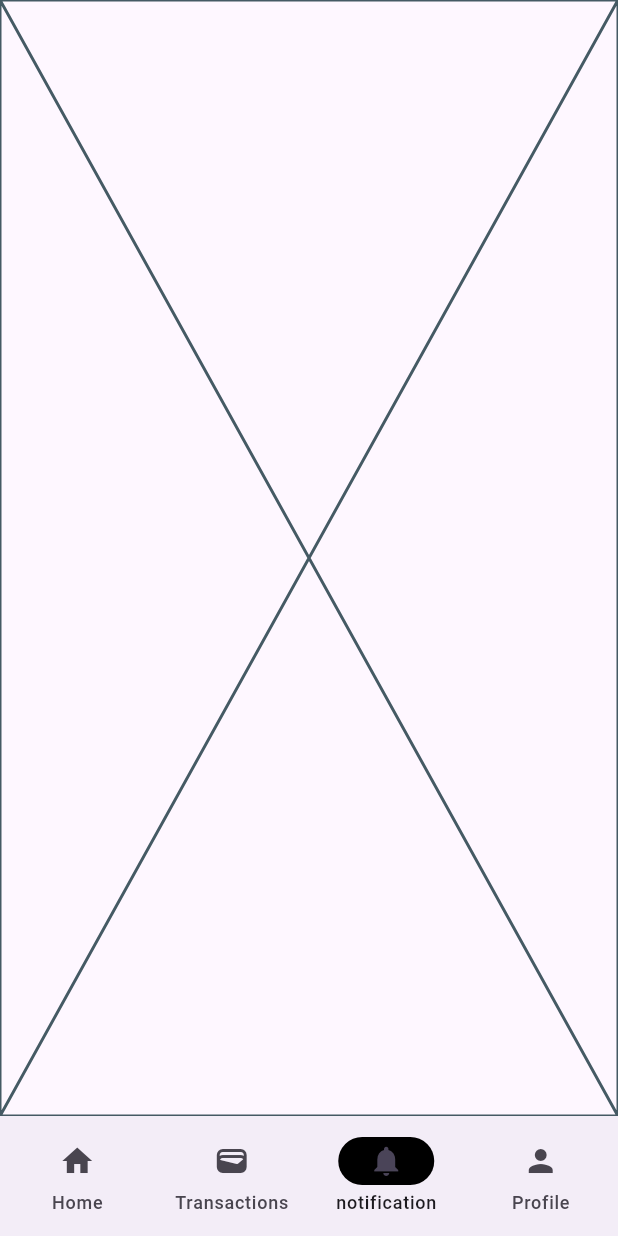
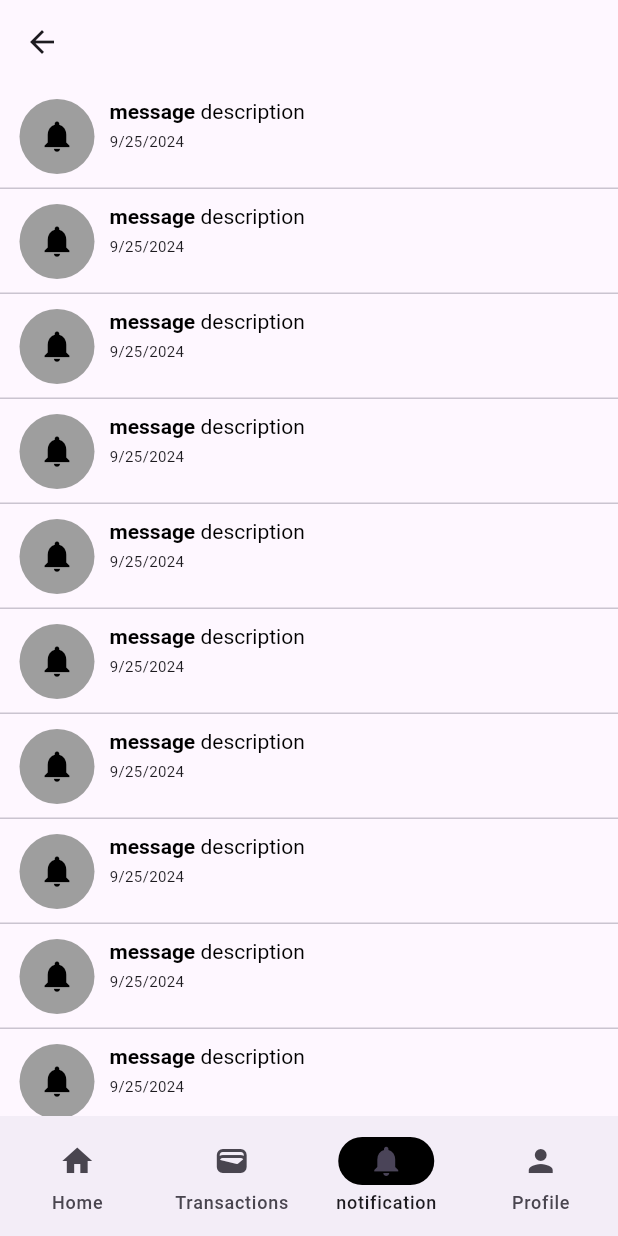
Before and after one commit to miguelvalentino/mobile_banking, a Flutter app: the BankHomePage screen opened directly, item 3 of the bottom bar chosen, on a phone screen of 412 x 824 dp. Run offline on Flutter 3.47's test engine with Material 3 defaults, Android fonts, the light colour scheme and no system bars; our stand-ins replace popover.

Commit message:
replace placeholder & added notification screen

```diff
--- a/lib/bank_home_page.dart
+++ b/lib/bank_home_page.dart
@@ -1,5 +1,8 @@
 import 'package:flutter/material.dart';
 import 'home_screen.dart';
+import 'transfer.dart';
+import 'account_info.dart';
+import 'notification.dart';
 
 
 class BankHomePage extends StatefulWidget {
@@ -13,9 +16,9 @@ class _BankHomePageState extends State<BankHomePage>{
   int curr=0;
   final List<Widget>pages=[
     const HomeScreen(),
-    const Placeholder(),//transaksi
-    const Placeholder(),//notifikasi
-    const Placeholder(),//profile
+    const TransferPage(),//transaksi
+    const NotificationScreen(),//notifikasi
+    const AccInfo(),//profile
   ];
 
   @override
--- /dev/null
+++ b/lib/notification.dart
@@ -0,0 +1,101 @@
+import 'package:flutter/material.dart';
+
+class NotificationScreen extends StatelessWidget{
+  const NotificationScreen({super.key});
+  @override
+  Widget build(BuildContext context){
+    return Scaffold(
+      appBar:AppBar(),
+      body:list()
+    );
+  }
+  Widget list(){
+    return ListView.separated(itemBuilder: (context,index){
+      return listViewItem(index);
+    }, separatorBuilder: (context,index){
+      return const Divider(height:0);
+    }, itemCount: 15);
+  }
+
+  Widget listViewItem(int index){
+    return Container(
+      margin:const EdgeInsets.symmetric(horizontal:13.0,vertical:10.0),
+      child:Row(
+        crossAxisAlignment: CrossAxisAlignment.start,
+        children: [
+          notiIcon(),
+          Expanded(
+            child: Container(
+              margin:const EdgeInsets.only(left:10),
+              child: Column(
+                crossAxisAlignment:CrossAxisAlignment.start,
+                children:[
+                  message(index),
+                  timeStamp(index),
+                ],
+              ),
+            ),
+          ),
+        ],
+      ),
+    );
+  }
+
+  Widget notiIcon(){
+    return Container(
+      height:50,
+      width:50,
+      padding:const EdgeInsets.all(10),
+      decoration:const BoxDecoration(
+        shape:BoxShape.circle,
+        color:Colors.grey,
+      ),
+      child:const Icon(
+        Icons.notifications,
+        size:25,
+        color:Colors.black
+      ),
+    );
+  }
+
+  Widget message(int index){
+    double textSize=14.0;
+    return RichText(
+      maxLines:3,
+      overflow:TextOverflow.ellipsis,
+      text:TextSpan(
+        text:"message ",
+        style:TextStyle(
+          fontSize:textSize,
+          color:Colors.black,
+          fontWeight:FontWeight.bold
+        ),
+        children:const [
+          TextSpan(
+            text:"description",
+            style:TextStyle(
+              fontWeight:FontWeight.w400,
+            )
+          )
+        ]
+      ),
+    );
+  }
+
+  Widget timeStamp(int index){
+    return Container(
+      margin:const EdgeInsets.only(top:5),
+      child:const Row(
+        mainAxisAlignment:MainAxisAlignment.spaceBetween,
+        children:[
+          Text(
+            "9/25/2024",
+            style:TextStyle(
+              fontSize:10.0,
+            ),
+          ),
+        ]
+      )
+    );
+  }
+}
```
